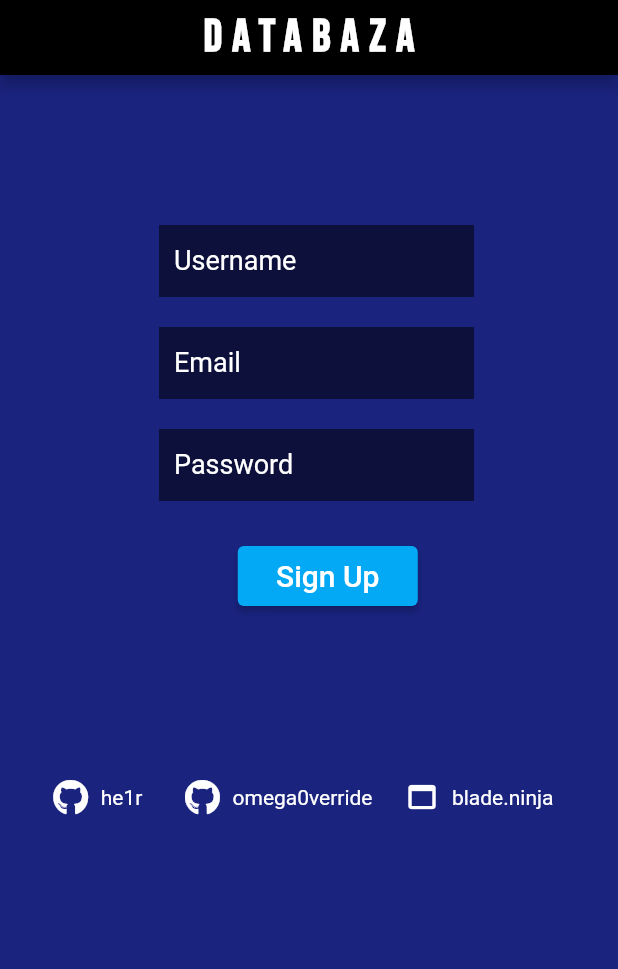
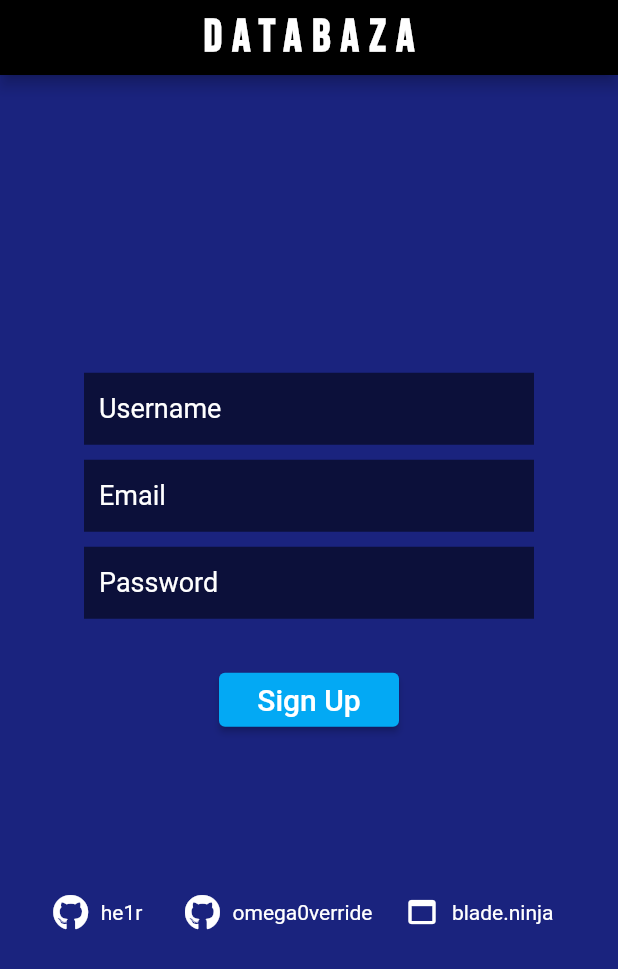
Before and after one commit to he1r/blade.ninja, a Flutter app: the screen it shows after launch, after a tap on "Sign Up !", on a phone screen of 412 x 824 dp. Shown: the top 969 px of the screen. Run offline on Flutter 3.47's test engine with Material 2 defaults, Android fonts, the phone set to English and light mode, and no system bars; drawn by our look-alikes of getwidget; our stand-ins replace font_awesome_flutter, google_fonts; Roboto replaces fonts that are missing (Akrobat-Bold).

```diff
--- a/lib/CustomDrawer.dart
+++ b/lib/CustomDrawer.dart
@@ -132,7 +132,7 @@ class CustomDrawer extends StatelessWidget {
             height: 50,
           ),
           ListTile(
-            contentPadding: EdgeInsets.only(left: 250),
+            contentPadding: const EdgeInsets.only(left: 250),
             leading: const Icon(
               Icons.logout,
               color: Colors.white,
--- a/lib/SignUp.dart
+++ b/lib/SignUp.dart
@@ -62,10 +62,11 @@ class SignUp extends StatelessWidget {
                   letterSpacing: 7,
                   fontWeight: FontWeight.bold)),
         ),
-          body: Column(children: <Widget>[
+        body: Center(
+            child: SingleChildScrollView(
+                child: Column(children: [
           Container(
-              width: 400,
-              padding: const EdgeInsets.only(top: 100, left: 100, right: 90),
+            width: 300,
             child: const TextField(
               style: TextStyle(
                   fontSize: 18.0,
@@ -82,8 +83,8 @@ class SignUp extends StatelessWidget {
             ),
           ),
           Container(
-              width: 400,
-              padding: const EdgeInsets.only(top: 20, left: 100, right: 90),
+            width: 300,
+            padding: const EdgeInsets.only(top: 10),
             child: const TextField(
               style: TextStyle(
                   fontSize: 18.0,
@@ -93,16 +94,16 @@ class SignUp extends StatelessWidget {
               decoration: InputDecoration(
                 filled: true,
                 fillColor: Colors.black54,
-                  hintStyle: TextStyle(
-                      color: Colors.white, fontFamily: 'Akrobat-Bold'),
+                hintStyle:
+                    TextStyle(color: Colors.white, fontFamily: 'Akrobat-Bold'),
                 border: InputBorder.none,
                 hintText: "Email",
               ),
             ),
           ),
           Container(
-              width: 400,
-              padding: const EdgeInsets.only(top: 20, left: 100, right: 90),
+            width: 300,
+            padding: const EdgeInsets.only(top: 10),
             child: const TextField(
               obscureText: true,
               style: TextStyle(
@@ -113,17 +114,16 @@ class SignUp extends StatelessWidget {
               decoration: InputDecoration(
                 filled: true,
                 fillColor: Colors.black54,
-                  hintStyle: TextStyle(
-                      color: Colors.white, fontFamily: 'Akrobat-Bold'),
+                hintStyle:
+                    TextStyle(color: Colors.white, fontFamily: 'Akrobat-Bold'),
                 border: InputBorder.none,
                 hintText: "Password",
               ),
             ),
           ),
           Container(
-              margin: const EdgeInsets.only(top: 30, left: 25),
             width: 120,
-              height: 40,
+            padding: const EdgeInsets.only(top: 30),
             child: ElevatedButton(
               onPressed: () {},
               style: ButtonStyle(
@@ -135,10 +135,13 @@ class SignUp extends StatelessWidget {
               ),
             ),
           ),
+          const SizedBox(
+            height: 100,
+          ),
           Row(
             children: [
-                const Padding(padding: EdgeInsets.only(top: 255, left: 20)),
               Container(
+                padding: EdgeInsets.only(left: 20),
                 child: GFButton(
                   onPressed: () {},
                   text: "he1r",
@@ -177,8 +180,9 @@ class SignUp extends StatelessWidget {
                 ),
               ),
             ],
-            )
-          ])),
+          ),
+        ]))),
+      ),
     );
   }
 }
--- a/lib/main.dart
+++ b/lib/main.dart
@@ -96,7 +96,7 @@ class HomeScreen extends StatelessWidget {
         child: SingleChildScrollView(
             child: Column(children: <Widget>[
           Container(
-            width: 200,
+            width: 300,
             child: const TextField(
               style: TextStyle(
                   fontSize: 18.0,
@@ -113,7 +113,7 @@ class HomeScreen extends StatelessWidget {
             ),
           ),
           Container(
-            width: 200,
+            width: 300,
             padding: const EdgeInsets.only(top: 10),
             child: const TextField(
               obscureText: true,
@@ -182,10 +182,11 @@ class HomeScreen extends StatelessWidget {
               ),
             ),
           ),
+          const SizedBox(height: 100),
           Row(
             children: [
-              const Padding(padding: EdgeInsets.only(top: 190, left: 20)),
               Container(
+                padding: EdgeInsets.only(left: 20),
                 child: GFButton(
                   onPressed: () {},
                   text: "he1r",
```
Lines whose indentation alone changed are shown as unchanged.
